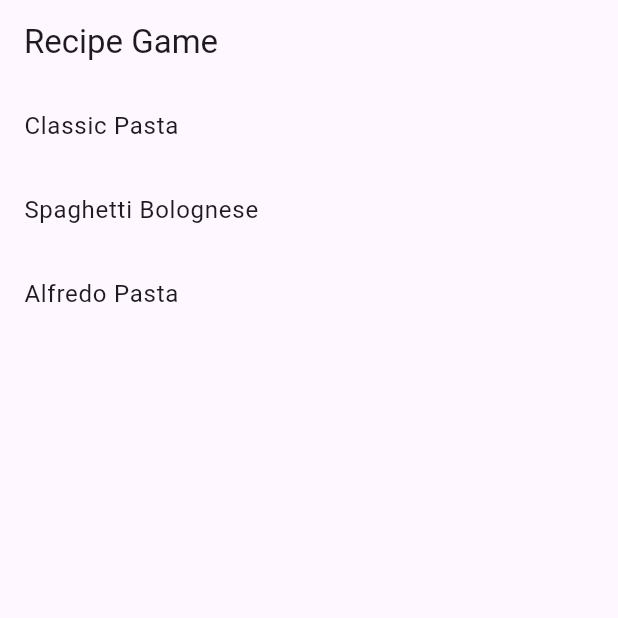
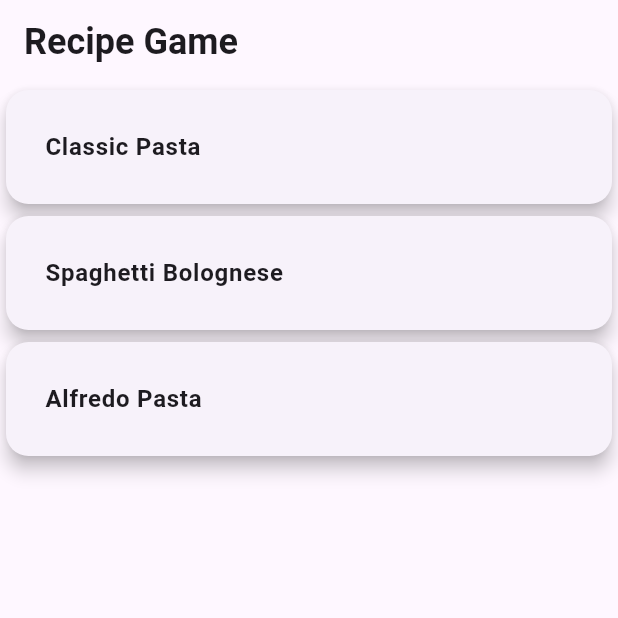
Before and after one commit to zxjustin/wecooked, a Flutter app: the screen it shows after launch, on a phone screen of 412 x 824 dp, the top half of it. Run offline on Flutter 3.47's test engine with Material 3 defaults, Android fonts, the phone set to English and light mode, and no system bars; our stand-ins replace hive, hive_flutter; accounts and stored records are empty.

Commit message:
Added, custom buttons, progression bar, cardview

```diff
--- a/wecooked/lib/RecipeListScreen.dart
+++ b/wecooked/lib/RecipeListScreen.dart
@@ -18,8 +18,16 @@ class RecipeListScreen extends StatelessWidget {
               itemCount: recipeBox.length,
               itemBuilder: (context, index) {
                 Recipe? recipe = recipeBox.getAt(index);
-                return ListTile(
-                  title: Text(recipe?.name ?? 'Unnamed Recipe'),
+                return Card(
+                  shape: RoundedRectangleBorder(
+                    borderRadius: BorderRadius.circular(15.0),
+                  ),
+                  elevation: 5,
+                  child: Padding(
+                    padding: const EdgeInsets.all(10.0),
+                    child: ListTile(
+                      title: Text(recipe?.name ?? 'Unnamed Recipe',
+                          style: TextStyle(fontWeight: FontWeight.bold)),
                       onTap: () {
                         if (recipe != null) {
                           Navigator.push(
@@ -30,6 +38,8 @@ class RecipeListScreen extends StatelessWidget {
                           );
                         }
                       },
+                    ),
+                  ),
                 );
               },
             );
--- a/wecooked/lib/main.dart
+++ b/wecooked/lib/main.dart
@@ -16,6 +16,16 @@ class RecipeGameApp extends StatelessWidget {
       title: 'Recipe Game',
       theme: ThemeData(
         primarySwatch: Colors.green,
+        textTheme: TextTheme(
+          titleLarge: TextStyle(fontSize: 24, fontWeight: FontWeight.bold),
+          bodyMedium: TextStyle(fontSize: 18, color: Colors.black87),
+        ),
+        buttonTheme: ButtonThemeData(
+          shape: RoundedRectangleBorder(
+            borderRadius: BorderRadius.circular(20),
+          ),
+          buttonColor: Colors.green,
+        ),
       ),
       home: RecipeListScreen(),
     );
```
Also changed, not shown: wecooked/lib/StepScenarioScreen.dart (+38 -18 lines). Lines whose indentation alone changed are shown as unchanged.
